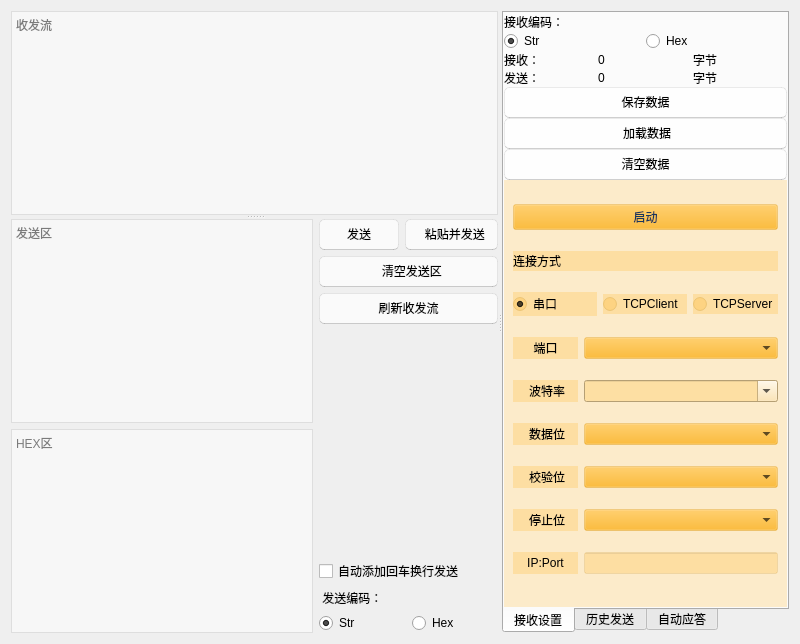
The window that components/ComTool/comtool.ui (xutongxin1/WirelessMonitor) describes before a commit, drawn with Qt 5.
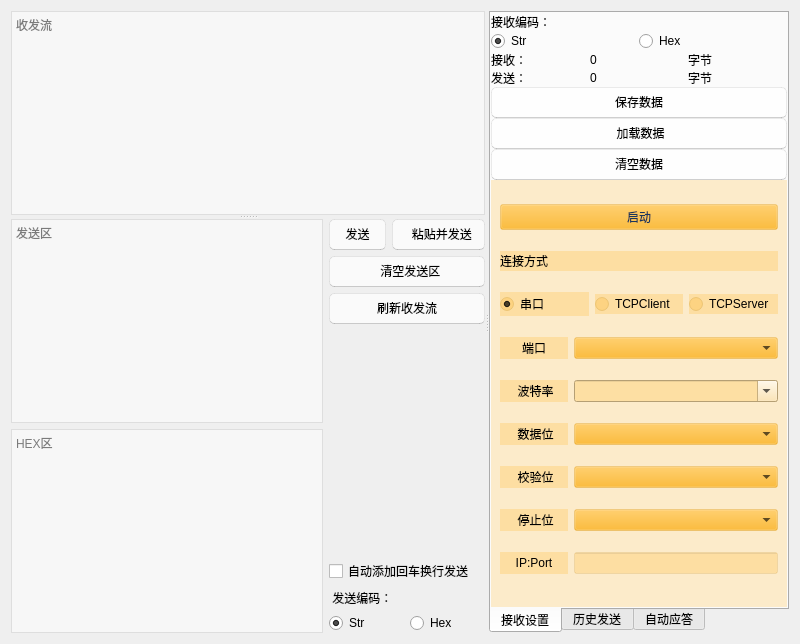
The same window after the commit. The open tabs and pages were chosen to show the change. Custom widgets are drawn as their Qt base class.

Diff of the .ui file:
```diff
--- a/components/ComTool/comtool.ui
+++ b/components/ComTool/comtool.ui
@@ -26,6 +26,12 @@
       <layout class="QHBoxLayout" name="horizontalLayout">
        <item>
         <widget class="QSplitter" name="SendSplitter">
+         <property name="sizePolicy">
+          <sizepolicy hsizetype="Preferred" vsizetype="Preferred">
+           <horstretch>0</horstretch>
+           <verstretch>0</verstretch>
+          </sizepolicy>
+         </property>
          <property name="orientation">
           <enum>Qt::Vertical</enum>
          </property>
@@ -59,7 +65,7 @@
           </property>
          </widget>
          <widget class="QWidget" name="horizontalLayoutWidget_2">
-          <layout class="QHBoxLayout" name="horizontalLayout_8">
+          <layout class="QHBoxLayout" name="horizontalLayout_8" stretch="2,1">
            <item>
             <layout class="QVBoxLayout" name="verticalLayout_12">
              <item>
@@ -87,18 +93,18 @@
            <item>
             <layout class="QVBoxLayout" name="verticalLayout_2">
              <item>
-              <layout class="QHBoxLayout" name="horizontalLayout_5">
+              <layout class="QHBoxLayout" name="horizontalLayout_5" stretch="1,1">
                <item>
                 <widget class="QPushButton" name="btnSend">
                  <property name="minimumSize">
                   <size>
-                   <width>80</width>
+                   <width>0</width>
                    <height>0</height>
                   </size>
                  </property>
                  <property name="maximumSize">
                   <size>
-                   <width>80</width>
+                   <width>16777215</width>
                    <height>16777215</height>
                   </size>
                  </property>
@@ -362,7 +368,7 @@
       </property>
       <property name="minimumSize">
        <size>
-        <width>180</width>
+        <width>0</width>
         <height>0</height>
        </size>
       </property>
@@ -675,7 +681,7 @@
                 <property name="minimumSize">
                  <size>
                   <width>0</width>
-                  <height>20</height>
+                  <height>0</height>
                  </size>
                 </property>
                 <property name="maximumSize">
```
Left out of the diff: 11 changed lines with no effect on the pictures.
